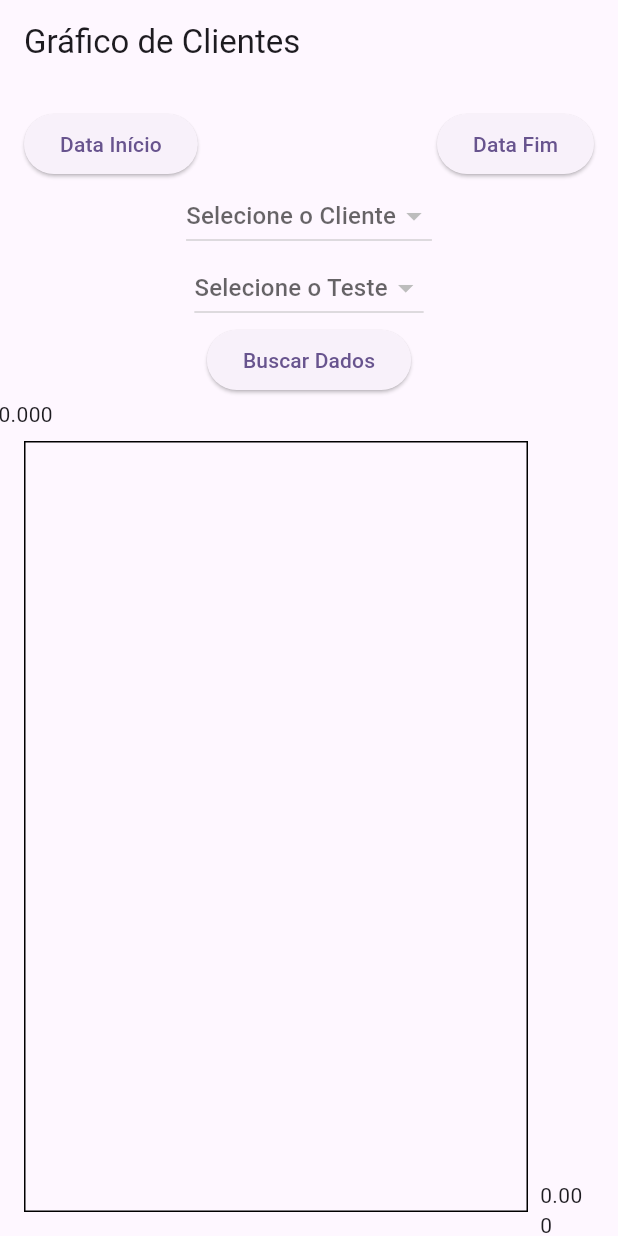
After one commit to Leonardo-Veque/flutterProject, a Flutter app: the ChartPage screen opened directly, after a tap on "Buscar Dados", on a phone screen of 412 x 824 dp. The commit adds this screen. Run offline on Flutter 3.47's test engine with Material 3 defaults, Android fonts, the light colour scheme and no system bars; drawn by our look-alikes of fl_chart; network calls fail.

Commit message:
tela dos graficos iniciada :)

```diff
--- /dev/null
+++ b/lib/graficos.dart
@@ -0,0 +1,218 @@
+import 'package:flutter/material.dart';
+import 'package:fl_chart/fl_chart.dart';
+import 'package:four_aba_project/cliente.dart';
+import 'package:http/http.dart' as http;
+import 'dart:convert';
+import 'package:intl/intl.dart';
+
+
+class Grafico extends StatefulWidget {
+  @override
+  _Grafico createState() => _Grafico();
+
+
+}
+
+class _Grafico extends State<Grafico> {
+  @override
+  Widget build(BuildContext context) {
+    return MaterialApp(
+      home: ChartPage(),
+    );
+  }
+
+}
+
+
+
+class ChartPage extends StatefulWidget {
+  @override
+  _ChartPageState createState() => _ChartPageState();
+
+}
+
+class _ChartPageState extends State<ChartPage> {
+  DateTime? startDate;
+  DateTime? endDate;
+  String? selectedClient;
+  List<FlSpot> spots = [];
+  List<Map<String, dynamic>> _clients = [];
+  List<Map<String, dynamic>> _tests = [];
+
+  @override
+  void initState() {
+    super.initState();
+    fetchClients();
+
+  }
+
+  Future<void> fetchClients() async {
+    final String baseUrl = 'http://localhost:8000/api';
+    try {
+      final response = await http.get(Uri.parse('$baseUrl/pegarCliteTeste'));
+      if (response.statusCode == 200) {
+        final List<dynamic> data = [jsonDecode(response.body)];
+
+        setState(() {
+          _clients = (data[0]['clientes'] as List).map((client) => {
+            'id': client['id'],
+            'nome': client['nome'],
+          }).toList();
+          _tests = (data[0]['testes'] as List).map((test) => {
+           'id': test['id'],
+           'tipo': test['tipo'],
+           }).toList();
+        });
+
+        print(_clients);
+      } else {
+        print('Erro ao carregar clientes: ${response.statusCode}');
+      }
+    } catch (e) {
+      print('Ocorreu um erro ao buscar os clientes: $e');
+    }
+  }
+
+  Future<void> fetchChartData() async {
+    if (startDate != null && endDate != null && selectedClient != null) {
+      try{
+        final String baseUrl = 'http://localhost:8000/api';
+
+        final response = await http.post(
+        Uri.parse('$baseUrl/chartCliente'),
+        headers: {
+          'Content-Type': 'application/json',
+          'Accept': 'application/json'
+        },
+      body: jsonEncode({
+
+          'cliente': '',
+          'teste': '',
+          'dataInicial': DateFormat('yyyy-MM-dd').format(startDate!),
+          'dataFinal': DateFormat('yyyy-mm-dd').format(endDate!)
+        })
+        );
+
+
+
+
+
+
+
+
+
+        /*if (response.statusCode == 200) {
+          List<dynamic> data = json.decode(response.body);
+          setState(() {
+            spots = data.map((item) => FlSpot(
+              DateTime.parse(item['date']).day.toDouble(),
+              item['value'].toDouble(),
+            )).toList();
+          });
+        }*/
+      }
+      catch(e){
+
+      }
+
+    }
+  }
+
+  @override
+  Widget build(BuildContext context) {
+    return Scaffold(
+      appBar: AppBar(title: Text('Gráfico de Clientes')),
+      body: Padding(
+        padding: const EdgeInsets.all(16.0),
+        child: Column(
+          children: [
+            Row(
+              mainAxisAlignment: MainAxisAlignment.spaceBetween,
+              children: [
+                ElevatedButton(
+                  onPressed: () async {
+                    final date = await showDatePicker(
+                      context: context,
+                      initialDate: startDate ?? DateTime.now(),
+                      firstDate: DateTime(2000),
+                      lastDate: DateTime(2100),
+                    );
+                    if (date != null) setState(() => startDate = date);
+                  },
+                  child: Text(startDate == null ? 'Data Início' : DateFormat('yyyy-MM-dd').format(startDate!)),
+                ),
+                ElevatedButton(
+                  onPressed: () async {
+                    final date = await showDatePicker(
+                      context: context,
+                      initialDate: endDate ?? DateTime.now(),
+                      firstDate: DateTime(2000),
+                      lastDate: DateTime(2100),
+                    );
+                    if (date != null) setState(() => endDate = date);
+                  },
+                  child: Text(endDate == null ? 'Data Fim' : DateFormat('yyyy-MM-dd').format(endDate!)),
+                ),
+              ],
+            ),
+            DropdownButton<String>(
+              value: selectedClient,
+              hint: Text('Selecione o Cliente'),
+              onChanged: (value) {
+                setState(() {
+                  selectedClient = value;
+                });
+              },
+              items: _clients.map((client) {
+                return DropdownMenuItem<String>(
+                  value: client['id'].toString(),
+                  child: Text(client['tipo']),
+                );
+              }).toList(),
+            ),
+            DropdownButton<String>(
+              value: selectedClient,
+              hint: Text('Selecione o Teste'),
+              onChanged: (value) {
+                setState(() {
+                  selectedClient = value;
+                });
+              },
+              items: _tests.map((test) {
+                return DropdownMenuItem<String>(
+                  value: test['id'].toString(),
+                  child: Text(test['tipo']),
+                );
+              }).toList(),
+            ),
+            ElevatedButton(
+              onPressed: fetchChartData,
+              child: Text('Buscar Dados'),
+            ),
+            Expanded(
+              child: LineChart(
+                LineChartData(
+                  titlesData: FlTitlesData(
+                    leftTitles: AxisTitles(),
+                    bottomTitles: AxisTitles(),
+                  ),
+                  borderData: FlBorderData(show: true),
+                  gridData: FlGridData(show: true),
+                  lineBarsData: [
+                    LineChartBarData(
+                      spots: spots,
+                      isCurved: true,
+                      color: Colors.blue,
+                      dotData: FlDotData(show: true),
+                      belowBarData: BarAreaData(show: false),
+                    ),
+                  ],
+                ),
+              ),
+            ),
+          ],
+        ),
+      ),
+    );
+  }
+}
--- a/lib/testes.dart
+++ b/lib/testes.dart
@@ -2,6 +2,7 @@ import 'dart:convert';
 import 'dart:collection';
 import 'package:flutter/material.dart';
 import 'package:http/http.dart' as http;
+import 'package:four_aba_project/home.dart';
 
 class TesteScreen extends StatefulWidget {
   @override
@@ -105,6 +106,10 @@ Future<void> _enviarRespostas() async {
           backgroundColor: Colors.green,
         ),
       );
+
+      await Future.delayed(Duration(seconds: 2));
+      Navigator.pushReplacement(context,MaterialPageRoute(builder: (context) => Home()),);
+
     } else {
       ScaffoldMessenger.of(context).showSnackBar(
         SnackBar(
--- a/pubspec.yaml
+++ b/pubspec.yaml
@@ -41,6 +41,7 @@ dependencies:
   cookie_jar: ^4.0.8
   dio_cookie_manager: ^3.1.1
   intl: ^0.18.0
+  fl_chart: ^0.69.0
 
 dev_dependencies:
   flutter_test:
```
Also changed, not shown: lib/home.dart (+4 -5 lines), pubspec.lock.
